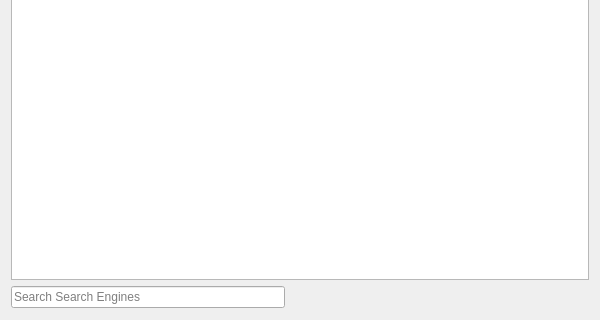
textbrowser/dooble, file 2.x/UI/dooble_search_engines_popup.ui: the form before one commit; both pictures show x 0 to 600 and y 280 to 600 of the 600 by 600 pixel window.
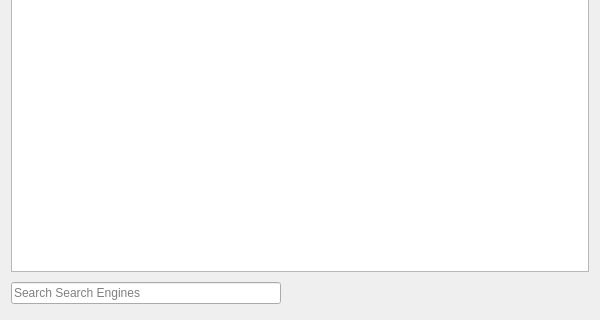
The form after the commit. Icons and pictures are not drawn. Custom widgets are drawn as their Qt base class.

```diff
--- a/2.x/UI/dooble_search_engines_popup.ui
+++ b/2.x/UI/dooble_search_engines_popup.ui
@@ -133,6 +133,12 @@
        <property name="text">
         <string/>
        </property>
+       <property name="iconSize">
+        <size>
+         <width>24</width>
+         <height>24</height>
+        </size>
+       </property>
        <property name="autoRaise">
         <bool>true</bool>
        </property>
```
